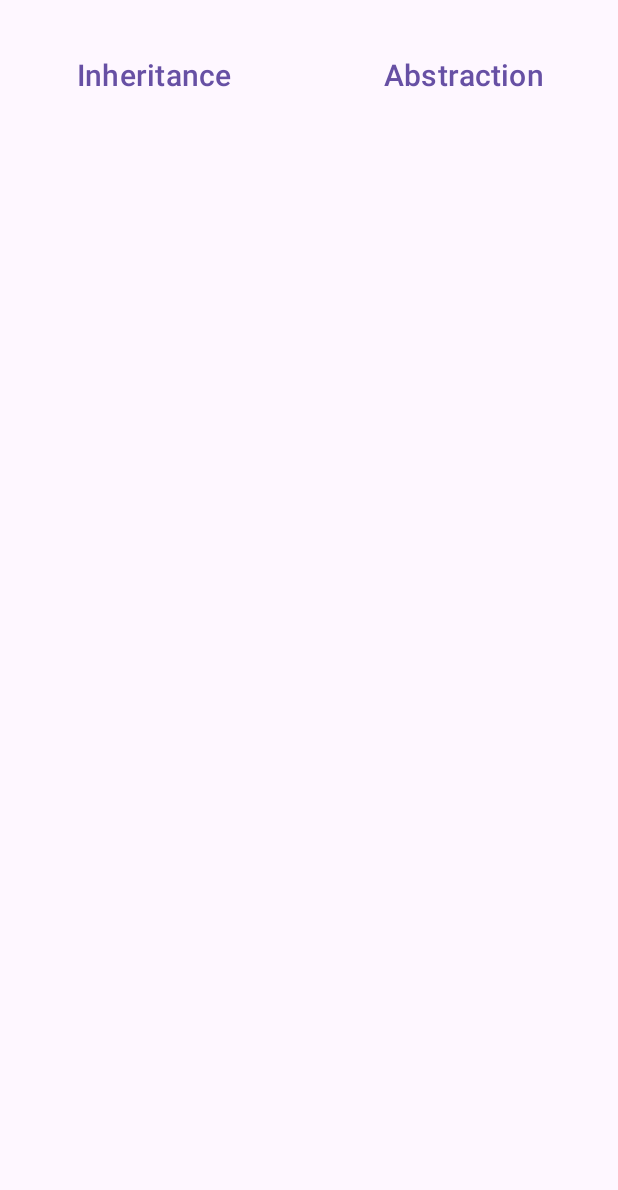
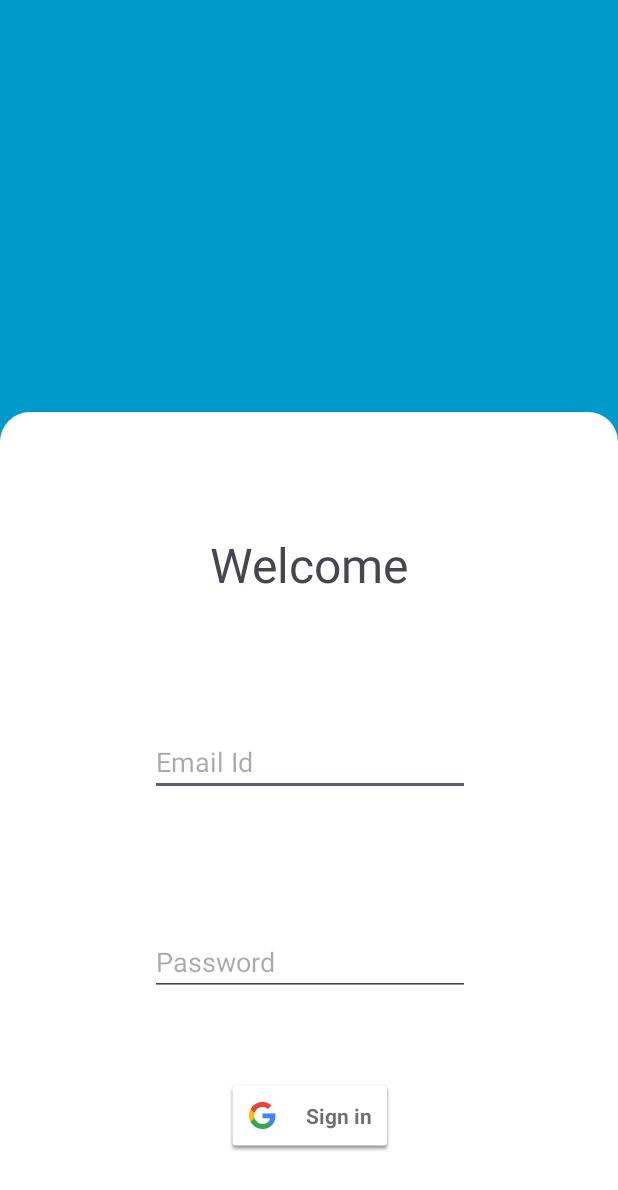
Before and after one commit to prabal262002/OOPS_Concept, an Android app: the screen it shows after launch (MainActivity before the commit, LoginAndSignUpActivity after it), on a phone screen of 412 x 824 dp. Shown: the top 1190 px of the screen. Run offline under Robolectric (Android 15) with nearby library versions, the phone set to English and light mode, and no system bars; our stand-ins replace Firebase (no records; nobody signed in at launch, a user with empty details on screens opened directly), data binding.

Commit message:
Implemented FireBase and Google Sign In Screen.

```diff
--- /dev/null
+++ b/app/src/main/java/com/example/oopsconcept/Activities/LoginAndSignUpActivity.kt
@@ -0,0 +1,25 @@
+package com.example.oopsconcept.Activities
+
+import androidx.appcompat.app.AppCompatActivity
+import android.os.Bundle
+import androidx.databinding.DataBindingUtil
+import com.example.oopsconcept.Fragments.LoginFragment
+import com.example.oopsconcept.R
+import com.example.oopsconcept.databinding.ActivityLoginAndSignUpBinding
+
+class LoginAndSignUpActivity : AppCompatActivity() {
+    lateinit var binding: ActivityLoginAndSignUpBinding
+    override fun onCreate(savedInstanceState: Bundle?) {
+        super.onCreate(savedInstanceState)
+        binding = DataBindingUtil.setContentView(this,R.layout.activity_login_and_sign_up)
+        setContentView(R.layout.activity_login_and_sign_up)
+
+        if (savedInstanceState == null) {
+            val fragment = LoginFragment()
+            supportFragmentManager.beginTransaction()
+                .replace(R.id.login_frameLayout, fragment)
+                .commit()
+        }
+
+    }
+}
--- a/app/src/main/java/com/example/oopsconcept/MainActivity.kt
+++ b/app/src/main/java/com/example/oopsconcept/Activities/MainActivity.kt
@@ -1,12 +1,15 @@
-package com.example.oopsconcept
+package com.example.oopsconcept.Activities
 
+import android.content.Intent
 import androidx.appcompat.app.AppCompatActivity
 import android.os.Bundle
 import androidx.databinding.DataBindingUtil
 import androidx.fragment.app.Fragment
 import com.example.oopsconcept.Fragments.Child1MyFragment2
 import com.example.oopsconcept.Fragments.MyFragment1
+import com.example.oopsconcept.R
 import com.example.oopsconcept.databinding.ActivityMainBinding
+import com.google.firebase.auth.FirebaseAuth
 
 class MainActivity : AppCompatActivity() {
     lateinit var binding:ActivityMainBinding
@@ -14,6 +17,15 @@ class MainActivity : AppCompatActivity() {
         super.onCreate(savedInstanceState)
 
         binding = DataBindingUtil.setContentView(this, R.layout.activity_main)
+
+        binding.logoutBtn.setOnClickListener {
+
+            FirebaseAuth.getInstance().signOut()
+
+            val intent = Intent(this,LoginAndSignUpActivity::class.java)
+            startActivity(intent)
+            finish()
+        }
 
         binding.button1.setOnClickListener {
         val fragment = MyFragment1()
--- /dev/null
+++ b/app/src/main/java/com/example/oopsconcept/Fragments/LoginFragment.kt
@@ -0,0 +1,92 @@
+package com.example.oopsconcept.Fragments
+
+import android.app.Activity.RESULT_OK
+import android.content.Intent
+import android.os.Bundle
+import androidx.fragment.app.Fragment
+import android.view.LayoutInflater
+import android.view.View
+import android.view.ViewGroup
+import android.widget.Toast
+import com.example.oopsconcept.Activities.MainActivity
+import com.example.oopsconcept.R
+import com.example.oopsconcept.databinding.FragmentLoginBinding
+import com.google.android.gms.auth.api.signin.GoogleSignIn
+import com.google.android.gms.auth.api.signin.GoogleSignInAccount
+import com.google.android.gms.auth.api.signin.GoogleSignInOptions
+import com.google.android.gms.common.api.ApiException
+import com.google.android.gms.tasks.Task
+import com.google.firebase.auth.FirebaseAuth
+import com.google.firebase.auth.GoogleAuthProvider
+
+
+class LoginFragment : Fragment() {
+
+    private lateinit var binding: FragmentLoginBinding
+    companion object {
+        lateinit var auth: FirebaseAuth
+    }
+    override fun onCreate(savedInstanceState: Bundle?) {
+        super.onCreate(savedInstanceState)
+    }
+
+    override fun onCreateView(
+        inflater: LayoutInflater, container: ViewGroup?,
+        savedInstanceState: Bundle?
+    ): View? {
+        // Inflate the layout for this fragment
+//        binding = DataBindingUtil.inflate(inflater,R.layout.fragment_login,false)
+        auth = FirebaseAuth.getInstance()
+        binding = FragmentLoginBinding.inflate(inflater,container,false)
+        return binding.root
+    }
+
+    override fun onViewCreated(view: View, savedInstanceState: Bundle?) {
+        super.onViewCreated(view, savedInstanceState)
+
+        val signInRequest = GoogleSignInOptions.Builder(GoogleSignInOptions.DEFAULT_SIGN_IN)
+            .requestIdToken(getString(R.string.client_id)) // Replace with your web client ID
+            .requestEmail()
+            .build()
+
+        val googleSignInClient = GoogleSignIn.getClient(requireContext(),signInRequest)
+
+        binding.googleBtn.setOnClickListener {
+            googleSignInClient.signOut()
+            startActivityForResult(googleSignInClient.signInIntent,13)
+        }
+    }
+    override fun onActivityResult(requestCode: Int, resultCode: Int, data: Intent?) {
+        super.onActivityResult(requestCode, resultCode, data)
+
+        if (requestCode == 13 && resultCode==RESULT_OK) {
+            val task = GoogleSignIn.getSignedInAccountFromIntent(data)
+            handleSignInResult(task)
+//            val account = task.getResult(ApiException::class.java)!!
+//            firebaseAuthWithGoogle(account.idToken!!)
+        }
+    }
+
+    private fun handleSignInResult(completedTask: Task<GoogleSignInAccount>) {
+        try {
+            val account = completedTask.getResult(ApiException::class.java)
+            firebaseAuthWithGoogle(account)
+        } catch (e: ApiException) {
+            // Handle failed sign-in here
+        }
+
+    }
+
+    private fun firebaseAuthWithGoogle(account: GoogleSignInAccount?) {
+        val credential = GoogleAuthProvider.getCredential(account?.idToken, null)
+        auth.signInWithCredential(credential).addOnCompleteListener(requireActivity()){ task ->
+            if (task.isSuccessful) {
+                startActivity(Intent(requireContext(), MainActivity::class.java))
+            } else {
+                Toast.makeText(requireContext(), "Not able to login!!",Toast.LENGTH_SHORT).show()
+            }
+        }
+
+    }
+
+}
--- a/app/src/main/java/com/example/oopsconcept/Fragments/MyFragment1.kt
+++ b/app/src/main/java/com/example/oopsconcept/Fragments/MyFragment1.kt
@@ -14,7 +14,7 @@ import com.example.oopsconcept.databinding.FragmentMyBinding
 
 
 
-open class MyFragment1 : Fragment(), MyInterface {
+open class  MyFragment1 : Fragment(), MyInterface {
     private lateinit var binding: FragmentMyBinding
     private lateinit var adapter: MyAdapter
     private val itemlist = listOf<SampleData>(
--- /dev/null
+++ b/app/src/main/res/drawable/linear_bg.xml
@@ -0,0 +1,8 @@
+<?xml version="1.0" encoding="utf-8"?>
+<shape xmlns:android="http://schemas.android.com/apk/res/android">
+    <corners
+        android:topLeftRadius="20dp"
+        android:topRightRadius="20dp"/>
+    <solid
+        android:color="@color/white"/>
+</shape>
--- /dev/null
+++ b/app/src/main/res/layout/activity_login_and_sign_up.xml
@@ -0,0 +1,22 @@
+<?xml version="1.0" encoding="utf-8"?>
+<layout xmlns:android="http://schemas.android.com/apk/res/android"
+    xmlns:app="http://schemas.android.com/apk/res-auto"
+    xmlns:tools="http://schemas.android.com/tools">
+
+    <androidx.constraintlayout.widget.ConstraintLayout
+        android:layout_width="match_parent"
+        android:layout_height="match_parent"
+        tools:context=".Activities.LoginAndSignUpActivity">
+
+        <FrameLayout
+            android:id="@+id/login_frameLayout"
+            android:layout_width="match_parent"
+            android:layout_height="match_parent"
+            app:layout_constraintBottom_toBottomOf="parent"
+            app:layout_constraintEnd_toEndOf="parent"
+            app:layout_constraintStart_toStartOf="parent"
+            app:layout_constraintTop_toTopOf="parent">
+
+        </FrameLayout>
+    </androidx.constraintlayout.widget.ConstraintLayout>
+</layout>
--- a/app/src/main/res/layout/activity_main.xml
+++ b/app/src/main/res/layout/activity_main.xml
@@ -7,7 +7,7 @@
         android:id="@+id/container"
         android:layout_width="match_parent"
         android:layout_height="match_parent"
-        tools:context=".MainActivity">
+        tools:context=".Activities.MainActivity">
 
         <LinearLayout
             android:id="@+id/linearlayout"
@@ -18,7 +18,18 @@
             app:layout_constraintTop_toTopOf="parent"
             app:layout_constraintStart_toStartOf="parent"
             app:layout_constraintEnd_toEndOf="parent">
-
+            <Button
+                android:id="@+id/logoutBtn"
+                style="?android:attr/buttonBarButtonStyle"
+                android:layout_width="0dp"
+                android:layout_weight="1"
+                android:ellipsize="none"
+                android:singleLine="false"
+                android:text="@string/log_out"
+                android:layout_height="wrap_content"
+                android:layout_margin="5dp"
+                android:textSize="20sp"
+                />
             <Button
                 android:id="@+id/button1"
                 style="?android:attr/buttonBarButtonStyle"
@@ -42,6 +53,7 @@
                 android:layout_margin="5dp"
                 android:textSize="20sp"
                 android:text="@string/abstraction_implementation" />
+
         </LinearLayout>
 
         <FrameLayout
--- /dev/null
+++ b/app/src/main/res/layout/fragment_login.xml
@@ -0,0 +1,97 @@
+<?xml version="1.0" encoding="utf-8"?>
+<layout xmlns:android="http://schemas.android.com/apk/res/android"
+    xmlns:app="http://schemas.android.com/apk/res-auto"
+    xmlns:tools="http://schemas.android.com/tools">
+
+    <data>
+
+    </data>
+
+    <FrameLayout
+        android:layout_width="match_parent"
+        android:layout_height="match_parent"
+        tools:context=".Fragments.LoginFragment">
+
+        <LinearLayout
+            android:layout_width="match_parent"
+            android:layout_height="match_parent"
+            android:background="@android:color/holo_blue_dark"
+            android:orientation="vertical">
+
+            <LinearLayout
+                android:layout_width="match_parent"
+                android:layout_height="match_parent"
+                android:layout_weight="2"
+                android:orientation="vertical">
+
+            </LinearLayout>
+
+            <LinearLayout
+                android:layout_width="match_parent"
+                android:layout_height="match_parent"
+                android:layout_weight="1"
+
+                android:background="@drawable/linear_bg"
+                android:orientation="vertical">
+
+                <androidx.constraintlayout.widget.ConstraintLayout
+                    android:layout_width="match_parent"
+                    android:layout_height="match_parent">
+
+                    <TextView
+                        android:id="@+id/welcomeText"
+                        android:layout_width="wrap_content"
+                        android:layout_height="wrap_content"
+                        android:layout_marginTop="24dp"
+                        android:text="@string/welcome"
+                        android:textSize="32sp"
+                        app:layout_constraintBottom_toTopOf="@+id/emailText"
+                        app:layout_constraintEnd_toEndOf="parent"
+                        app:layout_constraintHorizontal_bias="0.5"
+                        app:layout_constraintStart_toStartOf="parent"
+                        app:layout_constraintTop_toTopOf="parent" />
+
+                    <EditText
+                        android:id="@+id/emailText"
+                        android:layout_width="wrap_content"
+                        android:layout_height="wrap_content"
+                        android:layout_marginTop="32dp"
+                        android:ems="10"
+                        android:inputType="textEmailAddress"
+                        android:hint="@string/email_id"
+                        app:layout_constraintBottom_toTopOf="@+id/passwordText"
+                        app:layout_constraintEnd_toEndOf="@+id/welcomeText"
+                        app:layout_constraintHorizontal_bias="0.5"
+                        app:layout_constraintStart_toStartOf="@+id/welcomeText"
+                        app:layout_constraintTop_toBottomOf="@+id/welcomeText"
+                         />
+
+                    <EditText
+                        android:id="@+id/passwordText"
+                        android:layout_width="wrap_content"
+                        android:layout_height="wrap_content"
+                        android:layout_marginTop="32dp"
+                        android:ems="10"
+                        android:inputType="textPassword"
+                        android:hint="@string/password"
+                        app:layout_constraintBottom_toTopOf="@+id/googleBtn"
+                        app:layout_constraintEnd_toEndOf="@+id/emailText"
+                        app:layout_constraintHorizontal_bias="0.5"
+                        app:layout_constraintStart_toStartOf="@+id/emailText"
+                        app:layout_constraintTop_toBottomOf="@+id/emailText" />
+
+                    <com.google.android.gms.common.SignInButton
+                        android:id="@+id/googleBtn"
+                        android:layout_width="wrap_content"
+                        android:layout_height="wrap_content"
+                        app:layout_constraintBottom_toBottomOf="parent"
+                        app:layout_constraintEnd_toEndOf="@+id/passwordText"
+                        app:layout_constraintHorizontal_bias="0.5"
+                        app:layout_constraintStart_toStartOf="@+id/passwordText"
+                        app:layout_constraintTop_toBottomOf="@+id/passwordText" />
+                </androidx.constraintlayout.widget.ConstraintLayout>
+
+            </LinearLayout>
+        </LinearLayout>
+    </FrameLayout>
+</layout>
--- a/app/src/main/res/values/strings.xml
+++ b/app/src/main/res/values/strings.xml
@@ -8,4 +8,10 @@
     <string name="_1">1</string>
     <string name="inheritance_implementation">Inheritance Implementation</string>
     <string name="abstraction_implementation">Abstraction Implementation</string>
+    <string name="welcome">Welcome</string>
+    <string name="email_id">Email Id</string>
+    <string name="password">Password</string>
+    <string name="signup">SignUp</string>
+    <string name="client_id">891030300874-fipkl5m80o1a60feunmkat279c7qcpe0.apps.googleusercontent.com</string>
+    <string name="log_out">Log Out</string>
 </resources>
--- a/build.gradle
+++ b/build.gradle
@@ -1,4 +1,8 @@
-// Top-level build file where you can add configuration options common to all sub-projects/modules.
+buildscript {
+    dependencies {
+        classpath 'com.google.gms:google-services:4.3.14'
+    }
+}// Top-level build file where you can add configuration options common to all sub-projects/modules.
 plugins {
     id 'com.android.application' version '8.0.0' apply false
     id 'com.android.library' version '8.0.0' apply false
```
Also changed, not shown: app/build.gradle (+9 -0 lines), app/src/main/AndroidManifest.xml (+10 -3 lines), 2 other files.
